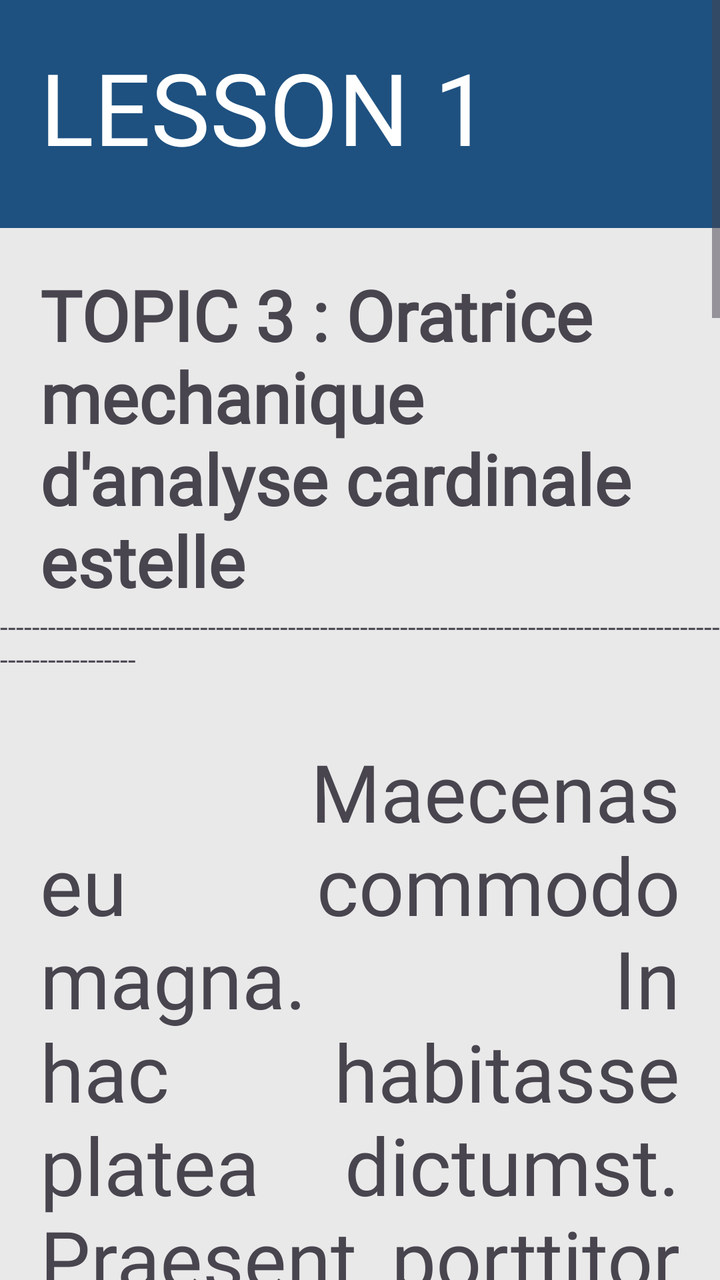
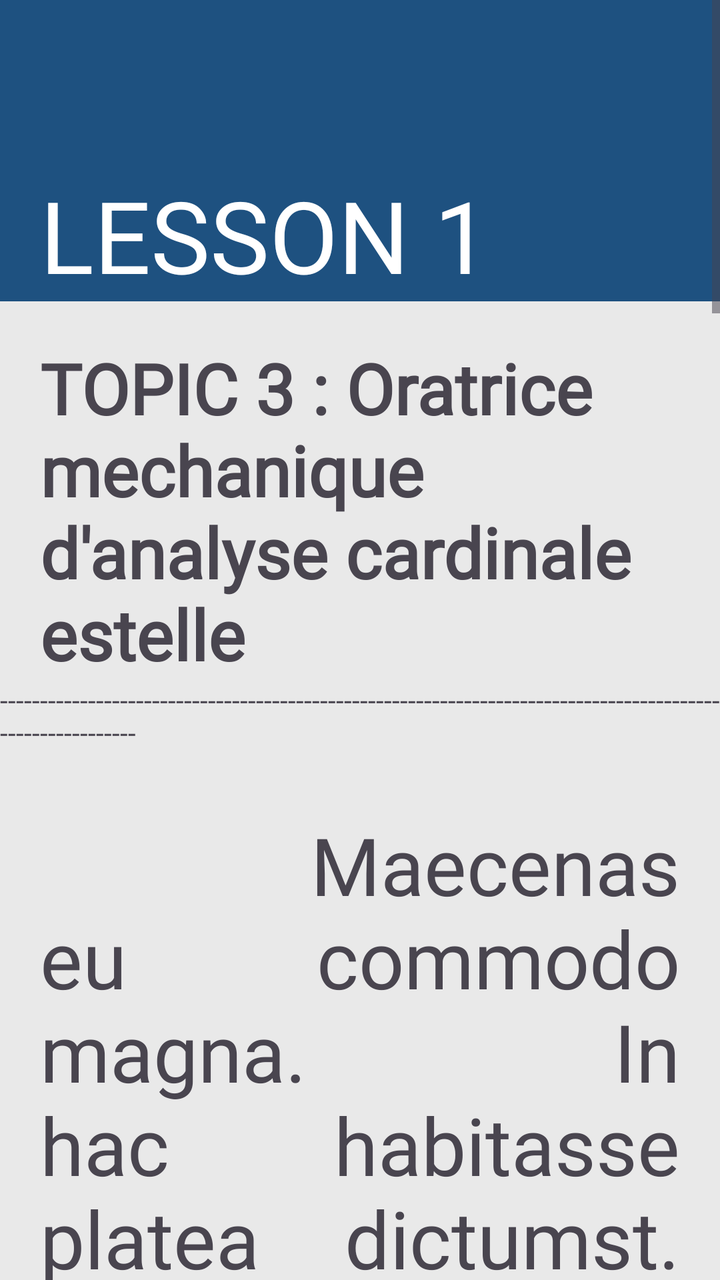

Screens rendered from an Android XML layout before and after an edit, with the pre-edit source and the edit as a unified diff.
<!-- AndroidManifest.xml: application theme Theme.FinalsApplication -->
<!-- res/layout/view_lesson1_topic3.xml -->
<?xml version="1.0" encoding="utf-8"?>
<RelativeLayout xmlns:android="http://schemas.android.com/apk/res/android"
    android:layout_width="match_parent"
    android:layout_height="match_parent"
    xmlns:tools="http://schemas.android.com/tools"
    android:background="#e9e9e9">

    <ScrollView
        android:id="@+id/LessonView3ScrollView"
        android:layout_width="409dp"
        android:layout_height="729dp"
        tools:layout_editor_absoluteX="1dp"
        tools:layout_editor_absoluteY="1dp">

        <LinearLayout
            android:layout_width="match_parent"
            android:layout_height="wrap_content"
            android:orientation="vertical">

            <LinearLayout
                android:layout_width="match_parent"
                android:layout_height="114dp"
                android:layout_alignParentTop="true"
                android:background="#1e5180">

                <TextView
                    android:id="@+id/textViewLesson1"
                    android:layout_width="wrap_content"
                    android:layout_height="wrap_content"
                    android:layout_marginStart="20dp"
                    android:layout_marginTop="20dp"
                    android:fontFamily="@font/roboto_black"
                    android:text="LESSON 1"
                    android:textColor="@color/white"
                    android:textSize="50sp" />
            </LinearLayout>

            <TextView
                android:id="@+id/textViewTopic3"
                android:layout_width="wrap_content"
                android:layout_height="wrap_content"
                android:layout_marginStart="20dp"
                android:layout_marginTop="20dp"
                android:text="TOPIC 3 : Oratrice mechanique d'analyse cardinale estelle"
                android:fontFamily="@font/roboto_light"
                android:textSize="35sp"
                android:textStyle="bold"/>

            <TextView
                android:id="@+id/textView8"
                android:layout_width="match_parent"
                android:layout_height="wrap_content"
                android:text="-----------------------------------------------------------------------------------------------------------"
                />

            <TextView
                android:id="@+id/textViewParagraph3"
                android:layout_width="wrap_content"
                android:layout_height="wrap_content"
                android:layout_below="@+id/textViewLesson1"
                android:layout_marginStart="20dp"
                android:layout_marginTop="30dp"
                android:layout_marginEnd="20dp"
                android:fontFamily="@font/roboto_light"
                android:justificationMode="inter_word"
                android:text=" Maecenas eu commodo magna. In hac habitasse platea dictumst. Praesent porttitor est gravida, viverra augue et, tristique odio. Sed lacinia mi ut nisi tempus, ac blandit nunc blandit. Ut bibendum blandit tincidunt. In maximus, turpis placerat vestibulum lobortis, purus sapien venenatis risus. Curabitur vulputate suscipit arcu eget bibendum. Lorem ipsum dolor sit amet, consectetur adipiscing elit. , eu vehicula felis sapien a ligula. Nulla in aliquet urna, ac laoreet tellus. Sed blandit ultrices efficitur. Integer eleifend cursus sapien, non lobortis nisi vestibulum ac. Aenean et sem porta turpis dapibus tempor in in nibh. Suspendisse laoreet purus nec est semper, id mattis mauris volutpat."
                android:textSize="40sp" />

            <LinearLayout
                android:layout_width="match_parent"
                android:layout_height="100dip"
                android:layout_alignParentBottom="true"
                android:background="#a8b4d8">

                <ImageButton
                    android:id="@+id/imageButtonBackVL1"
                    android:layout_width="76dp"
                    android:layout_height="wrap_content"
                    android:layout_marginStart="20dp"
                    android:layout_marginTop="20dp"
                    android:layout_marginBottom="20dp"
                    android:background="?android:attr/selectableItemBackground"
                    android:scaleType="fitCenter"
                    android:src="@drawable/arrowleft" />

                <ImageButton
                    android:id="@+id/imageButtonNextVL1"
                    android:layout_width="76dp"
                    android:layout_height="wrap_content"
                    android:layout_marginStart="210dp"
                    android:layout_marginTop="20dp"
                    android:layout_marginBottom="20dp"
                    android:background="?android:attr/selectableItemBackground"
                    android:scaleType="fitCenter"
                    android:src="@drawable/arrowright" />
            </LinearLayout>

        </LinearLayout>
    </ScrollView>
</RelativeLayout>
<!-- resources referenced by this layout -->
<resources>
  <color name="white">#FFFFFFFF</color>
  <!-- drawable arrowleft: png bitmap (drawable, 16559 bytes) -->
  <!-- drawable arrowright: png bitmap (drawable, 12630 bytes) -->
  <style name="Theme.FinalsApplication" parent="Base.Theme.FinalsApplication" />
  <style name="Base.Theme.FinalsApplication" parent="Theme.Material3.DayNight.NoActionBar">
          
          
      </style>
</resources>

<!-- the commit's change to res/layout/view_lesson1_topic3.xml (unified diff, before → after) -->
@@ -1,9 +1,23 @@
 <?xml version="1.0" encoding="utf-8"?>
-<RelativeLayout xmlns:android="http://schemas.android.com/apk/res/android"
+<androidx.drawerlayout.widget.DrawerLayout xmlns:android="http://schemas.android.com/apk/res/android"
     android:layout_width="match_parent"
     android:layout_height="match_parent"
     xmlns:tools="http://schemas.android.com/tools"
-    android:background="#e9e9e9">
+    xmlns:app="http://schemas.android.com/apk/res-auto"
+    android:id="@+id/drawer_layout"
+    android:background="#e9e9e9"
+    android:fitsSystemWindows="true"
+    tools:openDrawer="start">
+
+    <com.google.android.material.navigation.NavigationView
+        android:layout_width="240dp"
+        android:layout_height="match_parent"
+        android:id="@+id/nav_view"
+        app:headerLayout="@layout/header"
+        app:menu="@menu/lessons_menu"
+        android:focusable="true"
+        android:clickable="true"
+        android:layout_gravity="start"/>
 
     <ScrollView
         android:id="@+id/LessonView3ScrollView"
@@ -17,9 +31,18 @@
             android:layout_height="wrap_content"
             android:orientation="vertical">
 
+            <androidx.appcompat.widget.Toolbar
+                android:id="@+id/toolbar"
+                android:layout_width="match_parent"
+                android:layout_height="wrap_content"
+                android:elevation="4dp"
+                android:background="#1e5180">
+            </androidx.appcompat.widget.Toolbar>
+
+
             <LinearLayout
                 android:layout_width="match_parent"
-                android:layout_height="114dp"
+                android:layout_height="wrap_content"
                 android:layout_alignParentTop="true"
                 android:background="#1e5180">
 
@@ -34,6 +57,7 @@
                     android:textColor="@color/white"
                     android:textSize="50sp" />
             </LinearLayout>
+
 
             <TextView
                 android:id="@+id/textViewTopic3"
@@ -97,4 +121,26 @@
 
         </LinearLayout>
     </ScrollView>
+</androidx.drawerlayout.widget.DrawerLayout>
+<!-- res/layout/header.xml (included above) -->
+<?xml version="1.0" encoding="utf-8"?>
+<RelativeLayout xmlns:android="http://schemas.android.com/apk/res/android"
+    xmlns:app="http://schemas.android.com/apk/res-auto"
+    xmlns:tools="http://schemas.android.com/tools"
+    android:layout_width="match_parent"
+    android:layout_height="150dp"
+    android:background="@color/ourBlue"
+    android:gravity="bottom"
+    android:padding="20dp"
+    tools:context=".Header">
+
+    <TextView
+        android:id="@+id/textView"
+        android:layout_width="wrap_content"
+        android:layout_height="wrap_content"
+        android:text="Lesson View"
+        android:textColor="@color/white"
+        android:textSize="30dp"
+        android:textStyle="bold" />
+
 </RelativeLayout>
<!-- resource entries referenced after the edit -->
@@ -1,5 +1,6 @@
 <!-- resources referenced by this layout -->
 <resources>
+  <color name="ourBlue">#1e5180</color>
   <color name="white">#FFFFFFFF</color>
   <!-- drawable arrowleft: png bitmap (drawable, 16559 bytes) -->
   <!-- drawable arrowright: png bitmap (drawable, 12630 bytes) -->
@@ -7,6 +8,7 @@
   <style name="Base.Theme.FinalsApplication" parent="Theme.Material3.DayNight.NoActionBar">
           
           
+          <item name="android:statusBarColor">#00000000</item>
       </style>
 </resources>
 
